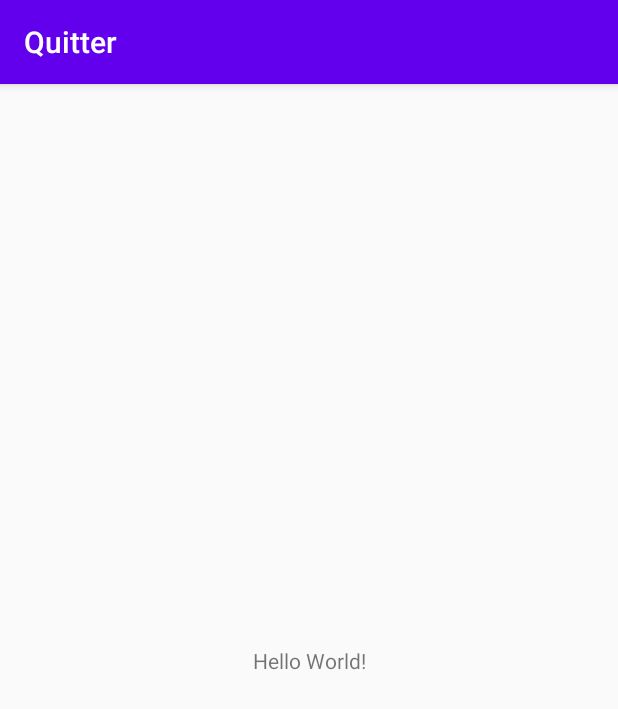
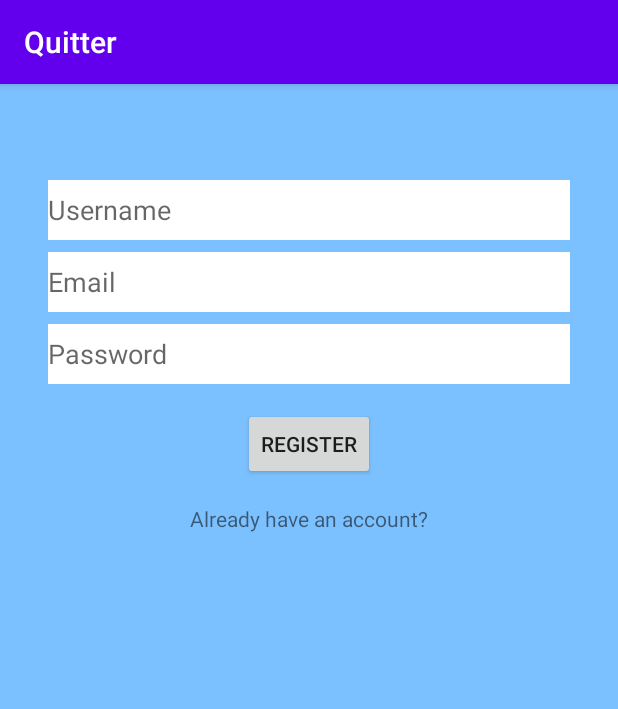
Before and after one commit to cohadruid/Quitter, an Android app: the screen it shows after launch (MainActivity), on a phone screen of 412 x 824 dp. Shown: the top 709 px of the screen. Run offline under Robolectric (Android 15) with nearby library versions, the phone set to English and light mode, and no system bars.

```diff
--- /dev/null
+++ b/app/src/main/java/hr/ferit/dariocoric/quitter/LoginActivity.kt
@@ -0,0 +1 @@
+package hr.ferit.dariocoric.quitter
--- /dev/null
+++ b/app/src/main/res/layout/activity_login.xml
@@ -0,0 +1,6 @@
+<?xml version="1.0" encoding="utf-8"?>
+<androidx.constraintlayout.widget.ConstraintLayout
+    xmlns:android="http://schemas.android.com/apk/res/android" android:layout_width="match_parent"
+    android:layout_height="match_parent">
+
+</androidx.constraintlayout.widget.ConstraintLayout>
--- a/app/src/main/res/layout/activity_main.xml
+++ b/app/src/main/res/layout/activity_main.xml
@@ -4,15 +4,74 @@
     xmlns:tools="http://schemas.android.com/tools"
     android:layout_width="match_parent"
     android:layout_height="match_parent"
+    android:background="#7CC1FF"
     tools:context=".MainActivity">
 
-    <TextView
+    <EditText
+        android:id="@+id/edit_text_username_main"
+        android:layout_width="0dp"
+        android:layout_height="40dp"
+        android:layout_marginStart="32dp"
+        android:layout_marginTop="64dp"
+        android:layout_marginEnd="32dp"
+        android:autofillHints="username"
+        android:background="#FFFFFF"
+        android:ems="10"
+        android:hint="Username"
+        android:inputType="textPersonName"
+        app:layout_constraintEnd_toEndOf="parent"
+        app:layout_constraintHorizontal_bias="0.0"
+        app:layout_constraintStart_toStartOf="parent"
+        app:layout_constraintTop_toTopOf="parent" />
+
+    <EditText
+        android:id="@+id/edit_text_email_main"
+        android:layout_width="0dp"
+        android:layout_height="40dp"
+        android:layout_marginTop="8dp"
+        android:autofillHints="email"
+        android:background="#FFFFFF"
+        android:ems="10"
+        android:hint="Email"
+        android:inputType="textEmailAddress"
+        app:layout_constraintEnd_toEndOf="@+id/edit_text_username_main"
+        app:layout_constraintHorizontal_bias="1.0"
+        app:layout_constraintStart_toStartOf="@+id/edit_text_username_main"
+        app:layout_constraintTop_toBottomOf="@+id/edit_text_username_main" />
+
+    <EditText
+        android:id="@+id/edit_text_password_main"
+        android:layout_width="0dp"
+        android:layout_height="40dp"
+        android:layout_marginTop="8dp"
+        android:autofillHints="password"
+        android:background="#FFFFFF"
+        android:ems="10"
+        android:hint="Password"
+        android:inputType="textPassword"
+        app:layout_constraintEnd_toEndOf="@+id/edit_text_email_main"
+        app:layout_constraintHorizontal_bias="0.0"
+        app:layout_constraintStart_toStartOf="@+id/edit_text_email_main"
+        app:layout_constraintTop_toBottomOf="@+id/edit_text_email_main" />
+
+    <Button
+        android:id="@+id/button_register_main"
         android:layout_width="wrap_content"
         android:layout_height="wrap_content"
-        android:text="Hello World!"
-        app:layout_constraintBottom_toBottomOf="parent"
-        app:layout_constraintLeft_toLeftOf="parent"
-        app:layout_constraintRight_toRightOf="parent"
-        app:layout_constraintTop_toTopOf="parent" />
+        android:layout_marginTop="16dp"
+        android:text="Register"
+        app:layout_constraintEnd_toEndOf="parent"
+        app:layout_constraintStart_toStartOf="parent"
+        app:layout_constraintTop_toBottomOf="@+id/edit_text_password_main" />
+
+    <TextView
+        android:id="@+id/text_view_login_main"
+        android:layout_width="wrap_content"
+        android:layout_height="wrap_content"
+        android:layout_marginTop="16dp"
+        android:text="Already have an account?"
+        app:layout_constraintEnd_toEndOf="parent"
+        app:layout_constraintStart_toStartOf="parent"
+        app:layout_constraintTop_toBottomOf="@+id/button_register_main" />
 
 </androidx.constraintlayout.widget.ConstraintLayout>
```
